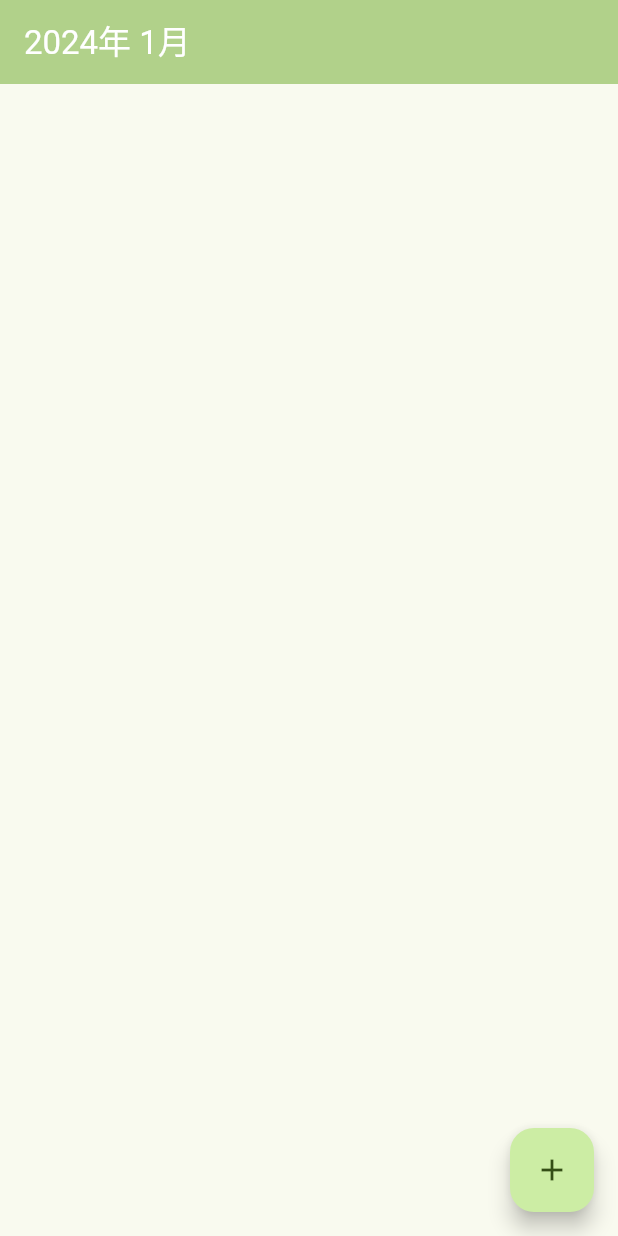
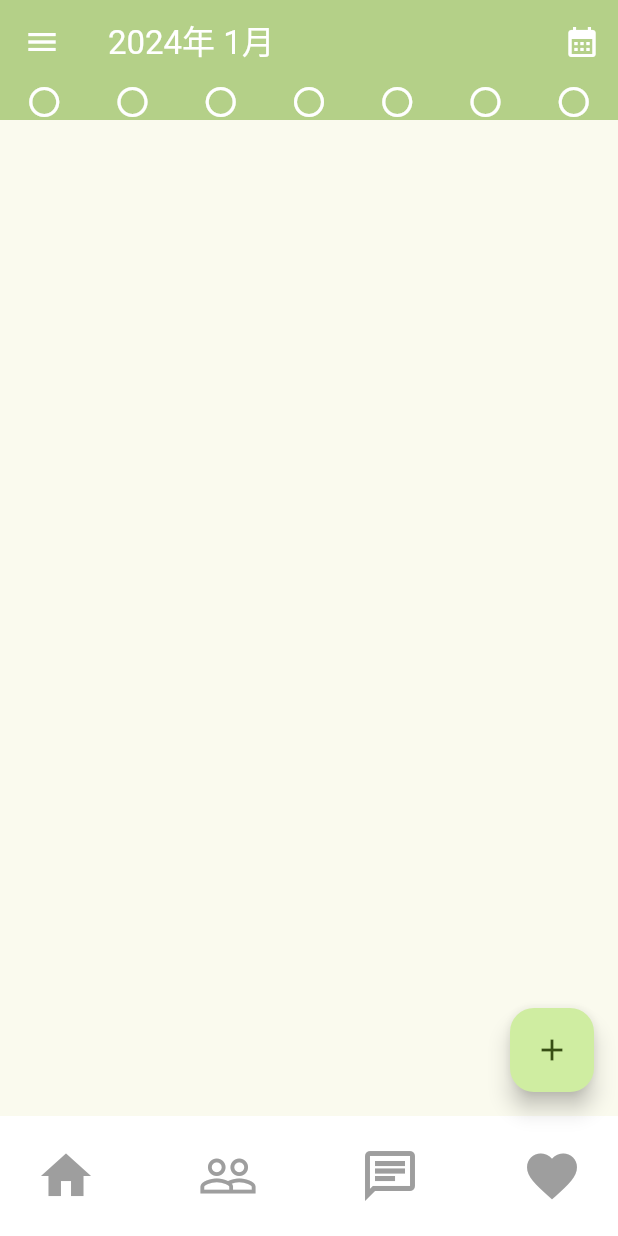
Before and after one commit to sashapivovarova/askenclone, a Flutter app: the screen it shows after launch, on a phone screen of 412 x 824 dp. Run offline on Flutter 3.47's test engine with Material 3 defaults, Android fonts, the phone set to English and light mode, and no system bars.

Commit message:
appbar の追加

```diff
--- a/lib/main.dart
+++ b/lib/main.dart
@@ -13,7 +13,9 @@ class MyApp extends StatelessWidget {
       title: 'Asken Clone',
       theme: ThemeData(
         colorScheme: ColorScheme.fromSeed(
-          seedColor: Colors.lightGreen,
+          seedColor: const Color(
+            0xff87b73f,
+          ),
         ),
         useMaterial3: true,
       ),
@@ -31,35 +33,93 @@ class MyHomePage extends StatefulWidget {
 }
 
 class _MyHomePageState extends State<MyHomePage> {
+  bool _showFab = true;
+  bool _showNotch = true;
+  FloatingActionButtonLocation _fabLocation =
+      FloatingActionButtonLocation.endDocked;
+
+  void _onShowNotchChanged(bool value) {
+    setState(() {
+      _showNotch = value;
+    });
+  }
+
+  void _onShowFabChanged(bool value) {
+    setState(() {
+      _showFab = value;
+    });
+  }
+
+  void _onFabLocationChanged(FloatingActionButtonLocation? value) {
+    setState(() {
+      _fabLocation = value ?? FloatingActionButtonLocation.endDocked;
+    });
+  }
+
   @override
   Widget build(BuildContext context) {
     return Scaffold(
       appBar: AppBar(
         backgroundColor: Theme.of(context).colorScheme.inversePrimary,
+        foregroundColor: Colors.white,
         title: Text(
           widget.title,
-          style: const TextStyle(
-            color: Colors.white,
+        ),
+        leading: const Icon(
+          Icons.menu,
+        ),
+        actions: [
+          IconButton(
+            icon: const Icon(
+              Icons.calendar_month,
+            ),
+            tooltip: 'Show Snackbar',
+            onPressed: () {
+              ScaffoldMessenger.of(context).showSnackBar(
+                  const SnackBar(content: Text('This is a snackbar')));
+            },
+          ),
+        ],
+        toolbarHeight: 80,
+        bottom: const PreferredSize(
+          preferredSize: Size.fromHeight(0),
+          child: Row(
+            mainAxisAlignment: MainAxisAlignment.spaceAround,
+            children: [
+              Icon(
+                Icons.circle_outlined,
+                color: Colors.white,
+              ),
+              Icon(
+                Icons.circle_outlined,
+                color: Colors.white,
+              ),
+              Icon(
+                Icons.circle_outlined,
+                color: Colors.white,
+              ),
+              Icon(
+                Icons.circle_outlined,
+                color: Colors.white,
+              ),
+              Icon(
+                Icons.circle_outlined,
+                color: Colors.white,
+              ),
+              Icon(
+                Icons.circle_outlined,
+                color: Colors.white,
+              ),
+              Icon(
+                Icons.circle_outlined,
+                color: Colors.white,
+              ),
+            ],
           ),
         ),
       ),
       body: const Center(
-        // Center is a layout widget. It takes a single child and positions it
-        // in the middle of the parent.
         child: Column(
-          // Column is also a layout widget. It takes a list of children and
-          // arranges them vertically. By default, it sizes itself to fit its
-          // children horizontally, and tries to be as tall as its parent.
-          //
-          // Column has various properties to control how it sizes itself and
-          // how it positions its children. Here we use mainAxisAlignment to
-          // center the children vertically; the main axis here is the vertical
-          // axis because Columns are vertical (the cross axis would be
-          // horizontal).
-          //
-          // TRY THIS: Invoke "debug painting" (choose the "Toggle Debug Paint"
-          // action in the IDE, or press "p" in the console), to see the
-          // wireframe for each widget.
           mainAxisAlignment: MainAxisAlignment.center,
           children: <Widget>[],
         ),
@@ -68,7 +128,80 @@ class _MyHomePageState extends State<MyHomePage> {
         onPressed: () {},
         tooltip: 'Increment',
         child: const Icon(Icons.add),
-      ), // This trailing comma makes auto-formatting nicer for build methods.
+      ),
+      bottomNavigationBar: _DemoBottomAppBar(
+        fabLocation: _fabLocation,
+        shape: _showNotch ? const CircularNotchedRectangle() : null,
+      ),
     );
   }
 }
+
+class _DemoBottomAppBar extends StatelessWidget {
+  const _DemoBottomAppBar({
+    this.fabLocation = FloatingActionButtonLocation.endDocked,
+    this.shape = const CircularNotchedRectangle(),
+  });
+
+  final FloatingActionButtonLocation fabLocation;
+  final NotchedShape? shape;
+
+  static final List<FloatingActionButtonLocation> centerLocations =
+      <FloatingActionButtonLocation>[
+    FloatingActionButtonLocation.centerDocked,
+    FloatingActionButtonLocation.centerFloat,
+  ];
+
+  @override
+  Widget build(BuildContext context) {
+    return BottomAppBar(
+      shape: shape,
+      color: Colors.white,
+      child: IconTheme(
+        data: IconThemeData(color: Theme.of(context).colorScheme.onPrimary),
+        child: Row(
+          mainAxisAlignment: MainAxisAlignment.spaceBetween,
+          children: <Widget>[
+            IconButton(
+              tooltip: 'Open navigation menu',
+              icon: const Icon(
+                Icons.home,
+                color: Colors.grey,
+                size: 40,
+              ),
+              onPressed: () {},
+            ),
+            if (centerLocations.contains(fabLocation)) const Spacer(),
+            IconButton(
+              tooltip: 'Search',
+              icon: const Icon(
+                Icons.people_outline,
+                color: Colors.grey,
+                size: 40,
+              ),
+              onPressed: () {},
+            ),
+            IconButton(
+              tooltip: 'Favorite',
+              icon: const Icon(
+                Icons.chat_outlined,
+                color: Colors.grey,
+                size: 40,
+              ),
+              onPressed: () {},
+            ),
+            IconButton(
+              tooltip: 'Search',
+              icon: const Icon(
+                Icons.favorite,
+                color: Colors.grey,
+                size: 40,
+              ),
+              onPressed: () {},
+            ),
+          ],
+        ),
+      ),
+    );
+  }
+}
--- a/pubspec.yaml
+++ b/pubspec.yaml
@@ -59,9 +59,8 @@ flutter:
   uses-material-design: true
 
   # To add assets to your application, add an assets section, like this:
-  # assets:
-  #   - images/a_dot_burr.jpeg
-  #   - images/a_dot_ham.jpeg
+  assets:
+    - assets/
 
   # An image asset can refer to one or more resolution-specific "variants", see
   # https://flutter.dev/assets-and-images/#resolution-aware
```
